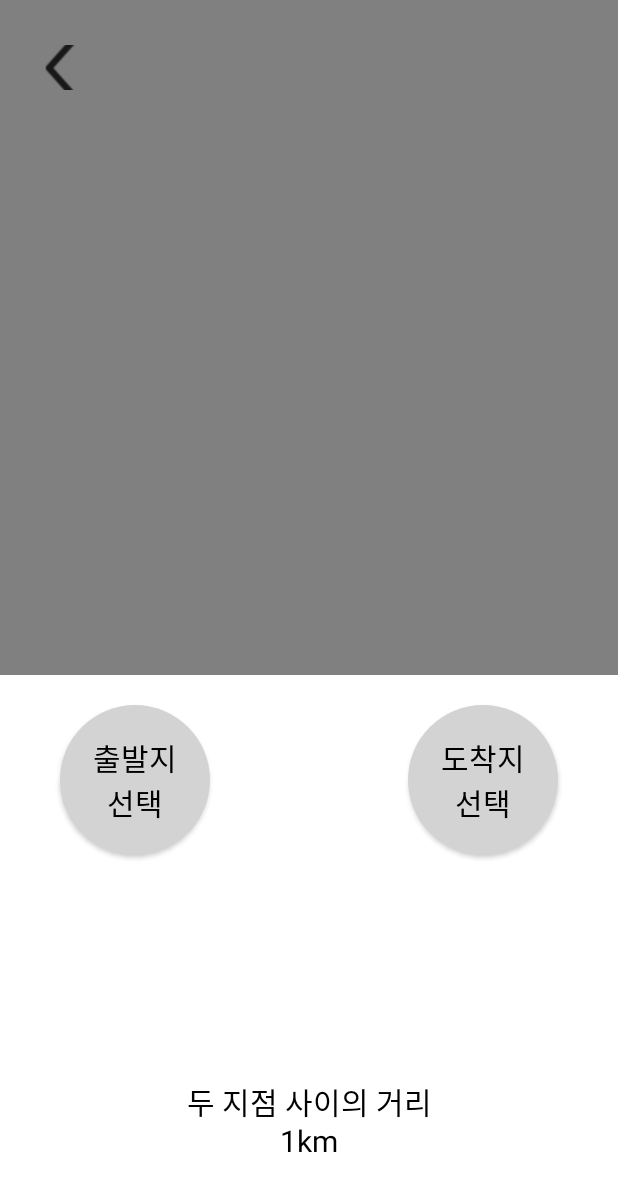
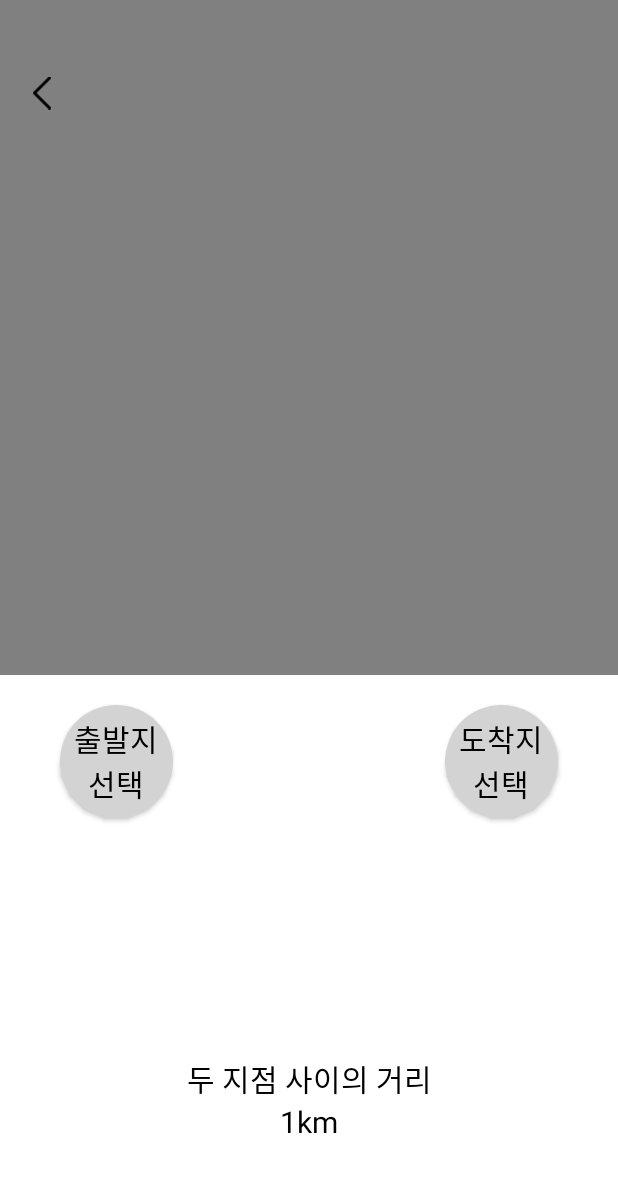
Before and after one commit to Donggrami/Donggrami-Earth1round-AOS, an Android app: the layout fragment_character_course.xml on its own in the app's theme, with its tools: preview values and no code run, on a phone screen of 412 x 824 dp. Shown: the top 1191 px of the screen. Run offline under Robolectric (Android 15) with nearby library versions, the phone set to English and light mode, and no system bars.

Commit message:
[Refactor] character course

```diff
--- a/app/src/main/java/com/example/earth1round_aos/main/character/CharacterCourseFragment.kt
+++ b/app/src/main/java/com/example/earth1round_aos/main/character/CharacterCourseFragment.kt
@@ -23,7 +23,7 @@ class CharacterCourseFragment : Fragment() {
         binding = FragmentCharacterCourseBinding.inflate(inflater, container, false)
 
         //화면 돌아가기
-        binding.characterCourseBackIb.setOnClickListener {
+        binding.characterCourseBackIv.setOnClickListener {
             (context as MainActivity).supportFragmentManager.beginTransaction()
                 .replace(R.id. main_frm, CharacterFragment()).commitAllowingStateLoss()
         }
--- a/app/src/main/res/layout/fragment_character_course.xml
+++ b/app/src/main/res/layout/fragment_character_course.xml
@@ -13,21 +13,22 @@
         app:layout_constraintEnd_toEndOf="parent"
         app:layout_constraintTop_toTopOf="parent"/>
 
-    <ImageButton
-        android:id="@+id/character_course_back_ib"
-        android:layout_width="45dp"
-        android:layout_height="30dp"
-        android:layout_marginTop="30dp"
-        android:layout_marginStart="30dp"
-        android:src="@drawable/img_arrow_left"
-        android:background="#808080"
+
+    <ImageView
+        android:id="@+id/character_course_back_iv"
+        android:layout_width="12dp"
+        android:layout_height="24dp"
+        android:layout_marginTop="50dp"
+        android:layout_marginStart="22dp"
+        android:src="@drawable/ic_arrow_left"
         app:layout_constraintStart_toStartOf="parent"
         app:layout_constraintTop_toTopOf="parent"/>
 
+
     <androidx.appcompat.widget.AppCompatButton
         android:id="@+id/character_course_start"
-        android:layout_width="100dp"
-        android:layout_height="100dp"
+        android:layout_width="75dp"
+        android:layout_height="75dp"
         android:layout_marginTop="20dp"
         android:layout_marginStart="40dp"
         android:text="출발지\n선택"
@@ -40,8 +41,8 @@
 
     <androidx.appcompat.widget.AppCompatButton
         android:id="@+id/character_course_end"
-        android:layout_width="100dp"
-        android:layout_height="100dp"
+        android:layout_width="75dp"
+        android:layout_height="75dp"
         android:layout_marginTop="20dp"
         android:layout_marginEnd="40dp"
         android:text="도착지\n선택"
@@ -55,8 +56,8 @@
         android:id="@+id/character_course_between_tv"
         android:layout_width="wrap_content"
         android:layout_height="wrap_content"
-        android:layout_marginBottom="50dp"
-        android:text="두 지점 사이의 거리\n1km"
+        android:layout_marginBottom="90dp"
+        android:text="두 지점 사이의 거리"
         android:textAlignment="center"
         android:textColor="@color/black"
         android:textSize="20sp"
@@ -64,4 +65,14 @@
         app:layout_constraintStart_toStartOf="parent"
         app:layout_constraintEnd_toEndOf="parent"/>
 
+    <TextView
+        android:layout_width="wrap_content"
+        android:layout_height="wrap_content"
+        android:text="1km"
+        android:textColor="@color/black"
+        android:textSize="20sp"
+        app:layout_constraintStart_toStartOf="parent"
+        app:layout_constraintEnd_toEndOf="parent"
+        app:layout_constraintTop_toBottomOf="@+id/character_course_between_tv"/>
+
 </androidx.constraintlayout.widget.ConstraintLayout>
```
